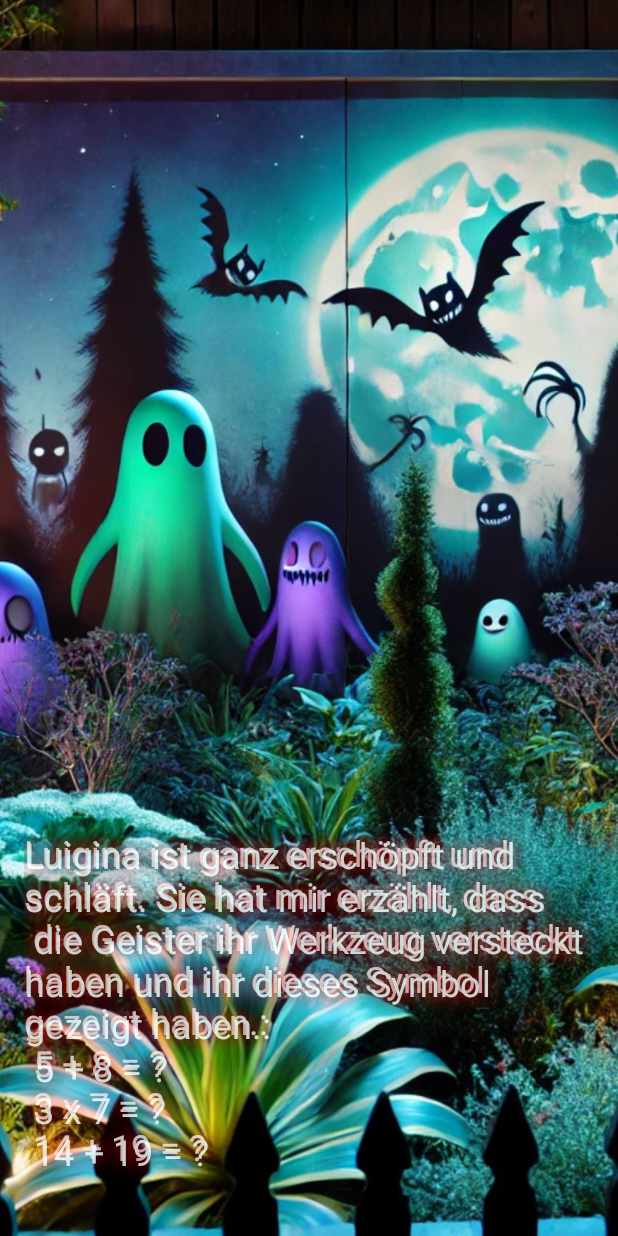
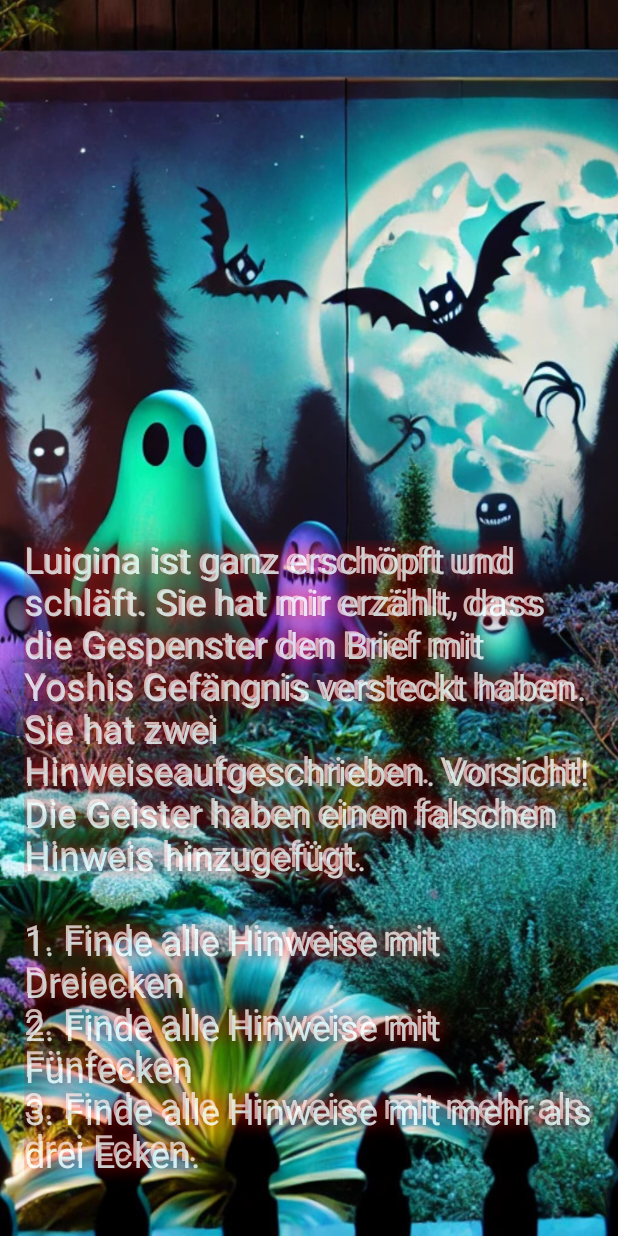
Before and after one commit to Schwarf/HalloweenRiddle2024, an Android app built with Jetpack Compose: the challenge screen opened through its navigation route, on a phone screen of 412 x 824 dp. Run offline under Robolectric (Android 15) with nearby library versions, the light colour scheme and no system bars.

Commit message:
Update riddle.

```diff
--- a/app/src/main/java/abs/halloween2024/MainActivity.kt
+++ b/app/src/main/java/abs/halloween2024/MainActivity.kt
@@ -74,7 +74,7 @@ fun IchBinGeistina(
         Column(modifier = Modifier.padding(16.dp)) {
             Spacer(modifier = Modifier.weight(1f)) // This adds flexible space between text and input
             GlowingText(
-                text = "Hallo Marta, \n " +
+                text = "Hallo Marta, \n" +
                         "ich bin Geistina. Kannst Du mir und meiner Schwester helfen?",
                 glowColor = Color.Red,
                 textColor = Color.White,
@@ -110,8 +110,8 @@ fun Luigina(onButtonClick: () -> Unit) {
         )
         Column(modifier = Modifier.padding(16.dp)) {
 
-            ColorChangingGlowingText(text = "Das ist meine Schwester Luigina. Sie war mit Yoshi unterwegs als sie von gemeinen Geister überfallen wurde." +
-                        "Es waren so viele Geister, dass Yoshi und Luigina getrennt wurden. Jetzt ist Yoshi verschwunden. Hilfst Du uns ihn zu finden?"
+            ColorChangingGlowingText(text = "Das ist meine Schwester Luigina. Sie war mit Yoshi unterwegs als sie von gemeinen Geister überfallen wurde. " +
+                        "Es waren so viele Geister, dass Yoshi und Luigina getrennt wurden. Yoshi wurde von den Gespenstern eingesperrt. Hilfst Du uns ihn zu befreien?"
                        , textColor = Color.White)
 
 
@@ -144,11 +144,13 @@ fun Aufgabe() {
         Column(modifier = Modifier.padding(16.dp)) {
             Spacer(modifier = Modifier.weight(1f)) // This adds flexible space between text and input
             GlowingText(
-                text = "Luigina ist ganz erschöpft und schläft. Sie hat mir erzählt, dass \n " +
-                        "die Geister ihr Werkzeug versteckt haben und ihr dieses Symbol gezeigt haben.: \n" +
-                        " 5 + 8 = ? \n" +
-                        " 3 x 7 = ? \n" +
-                        " 14 + 19 = ? \n",
+                text = "Luigina ist ganz erschöpft und schläft. Sie hat mir erzählt, dass \n" +
+                        "die Gespenster den Brief mit Yoshis Gefängnis versteckt haben. Sie hat zwei Hinweise" +
+                        "aufgeschrieben. Vorsicht! Die Geister haben einen falschen Hinweis hinzugefügt.\n" +
+                        "\n"+
+                        "1. Finde alle Hinweise mit Dreiecken\n" +
+                        "2. Finde alle Hinweise mit Fünfecken\n" +
+                        "3. Finde alle Hinweise mit mehr als drei Ecken. \n",
                 glowColor = Color.Red,
                 textColor = Color.White,
                 alpha = 0.8f
```
